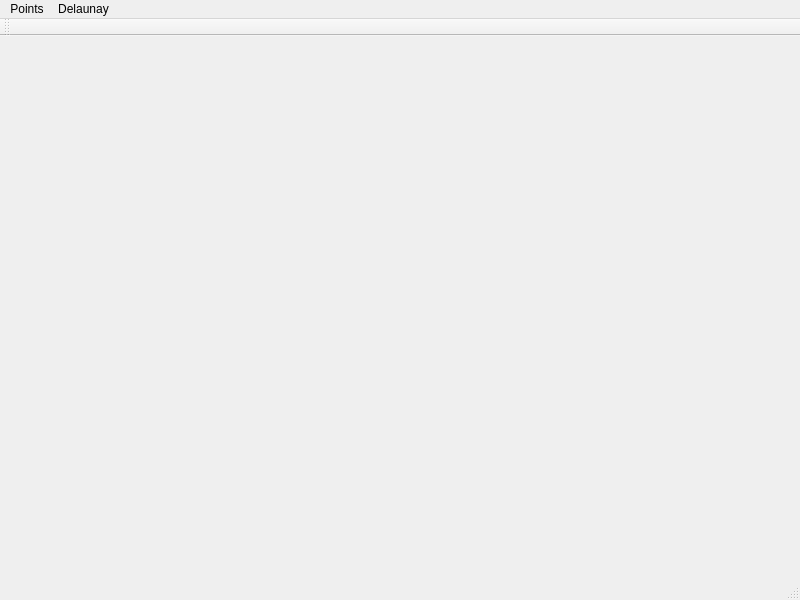
Qt form mainwindow.ui (qiaone/delaunay) before a commit.
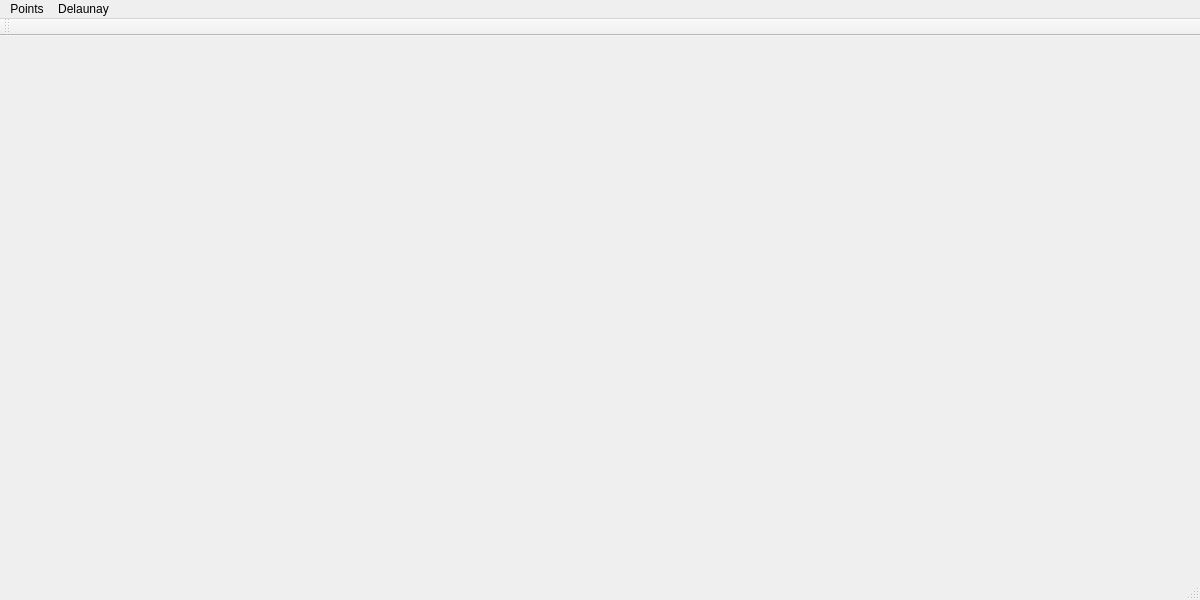
The same form after that commit. Custom widgets are drawn as their Qt base class.

The edit to the form file:
```diff
--- a/mainwindow.ui
+++ b/mainwindow.ui
@@ -6,20 +6,38 @@
    <rect>
     <x>0</x>
     <y>0</y>
-    <width>800</width>
+    <width>1200</width>
     <height>600</height>
    </rect>
   </property>
   <property name="windowTitle">
    <string>Delaunay Demo</string>
   </property>
-  <widget class="QWidget" name="centralWidget"/>
+  <widget class="QWidget" name="centralWidget">
+   <widget class="QWidget" name="gridLayoutWidget">
+    <property name="geometry">
+     <rect>
+      <x>600</x>
+      <y>0</y>
+      <width>600</width>
+      <height>600</height>
+     </rect>
+    </property>
+    <layout class="QGridLayout" name="gridLayout">
+     <item row="0" column="0">
+      <widget class="DViewer" name="viewer" native="true"/>
+     </item>
+    </layout>
+   </widget>
+   <zorder>gridLayoutWidget</zorder>
+   <zorder>viewer</zorder>
+  </widget>
   <widget class="QMenuBar" name="menuBar">
    <property name="geometry">
     <rect>
      <x>0</x>
      <y>0</y>
-     <width>800</width>
+     <width>1200</width>
      <height>23</height>
     </rect>
    </property>
@@ -106,6 +124,13 @@
   </action>
  </widget>
  <layoutdefault spacing="6" margin="11"/>
+ <customwidgets>
+  <customwidget>
+   <class>DViewer</class>
+   <extends></extends>
+   <header>dviewer.h</header>
+  </customwidget>
+ </customwidgets>
  <resources/>
  <connections/>
 </ui>
```
